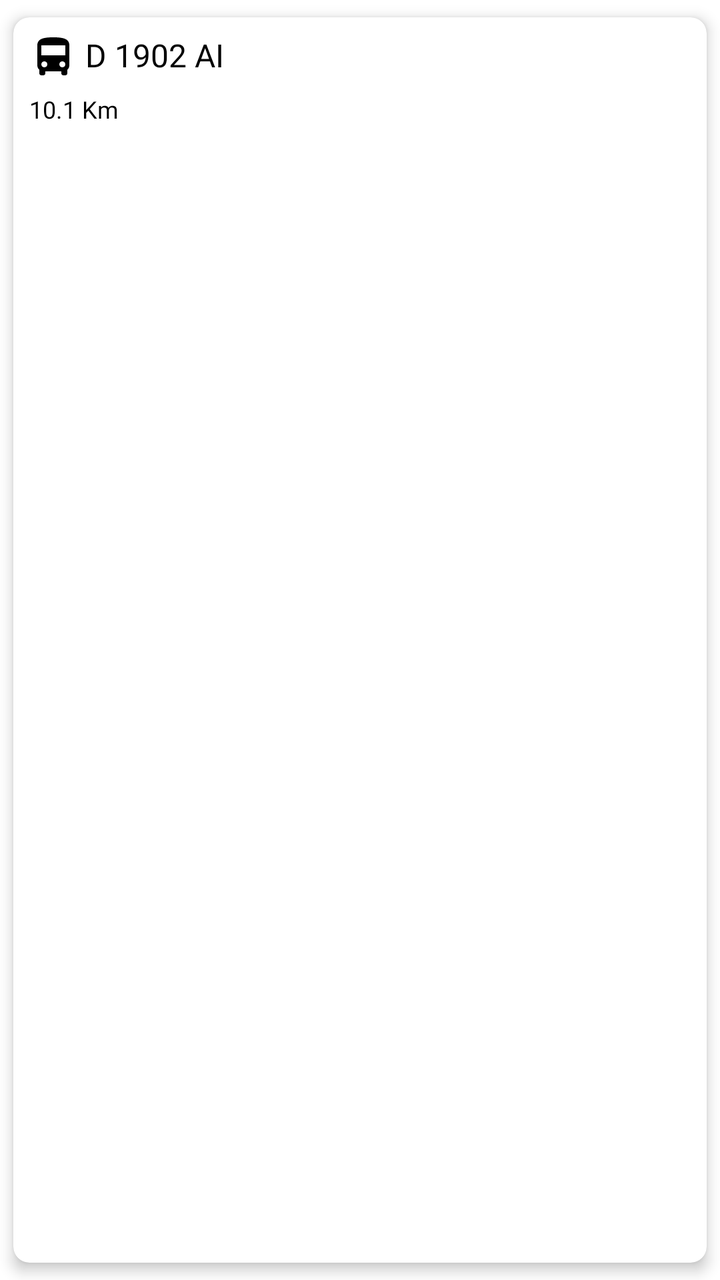
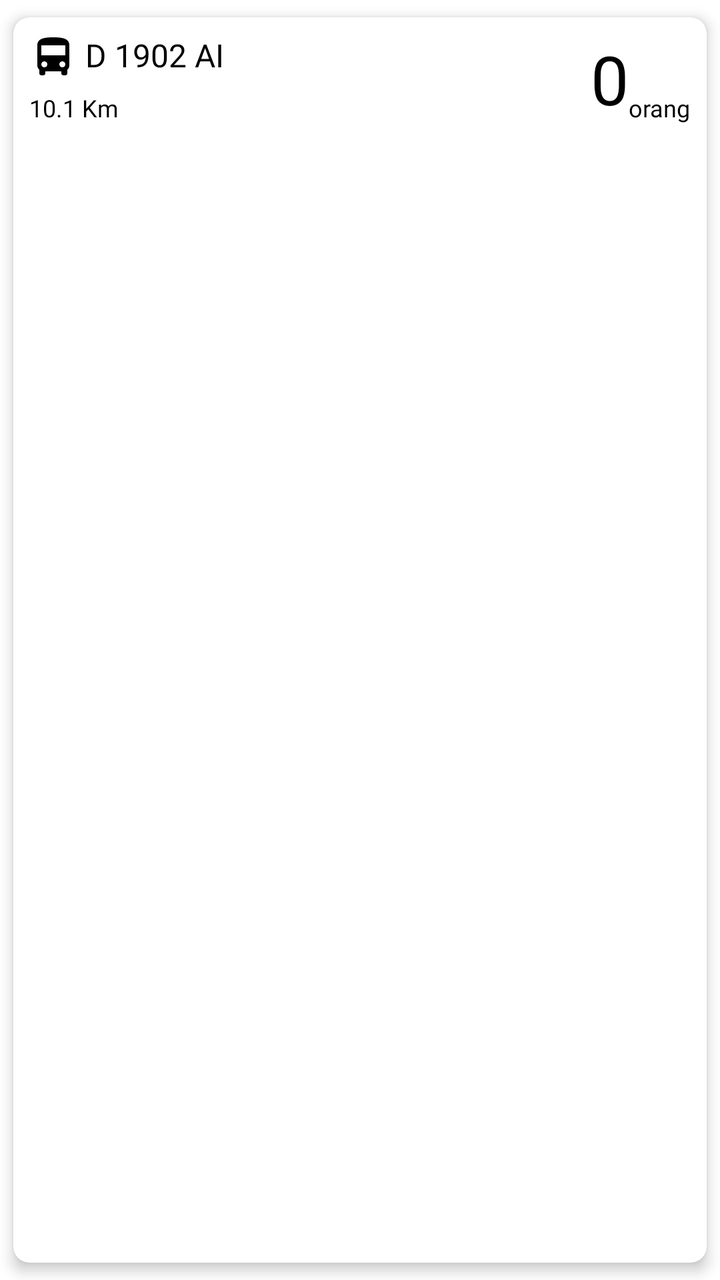

Two renders of the same Android screen: before a commit and after it. Below are the layout's source before the change and the commit's diff.
<!-- AndroidManifest.xml: application theme Theme.CustomerAngkot -->
<!-- res/layout/item_choose_angkot.xml -->
<?xml version="1.0" encoding="utf-8"?>
<com.google.android.material.card.MaterialCardView xmlns:android="http://schemas.android.com/apk/res/android"
    xmlns:app="http://schemas.android.com/apk/res-auto"
    xmlns:tools="http://schemas.android.com/tools"
    android:layout_width="match_parent"
    android:layout_height="wrap_content"
    android:layout_marginBottom="8dp"
    app:cardCornerRadius="8dp"
    app:cardElevation="4dp"
    app:cardUseCompatPadding="true"
    app:strokeColor="@android:color/transparent">

    <androidx.constraintlayout.widget.ConstraintLayout
        android:layout_width="match_parent"
        android:layout_height="wrap_content"
        android:padding="8dp">

        <TextView
            android:id="@+id/item_trayek_angkot"
            style="@style/textBold"
            android:layout_width="0dp"
            android:layout_height="wrap_content"
            android:layout_marginStart="4dp"
            android:text="D 1902 AI"
            android:textSize="16sp"
            app:layout_constraintStart_toEndOf="@+id/icon_bus_angkot"
            app:layout_constraintTop_toTopOf="parent" />

        <TextView
            android:id="@+id/text_distance_km"
            style="@style/textReguler"
            android:layout_width="wrap_content"
            android:layout_height="wrap_content"
            android:layout_marginTop="8dp"
            android:text="10.1 Km"
            android:textSize="12sp"
            app:layout_constraintStart_toStartOf="parent"
            app:layout_constraintTop_toBottomOf="@+id/item_trayek_angkot" />

        <ImageView
            android:id="@+id/icon_bus_angkot"
            android:layout_width="wrap_content"
            android:layout_height="wrap_content"
            app:tint="@color/black"
            app:layout_constraintStart_toStartOf="parent"
            app:layout_constraintTop_toTopOf="parent"
            app:srcCompat="@drawable/ic_bus_angkot" />

    </androidx.constraintlayout.widget.ConstraintLayout>
</com.google.android.material.card.MaterialCardView>
<!-- resources referenced by this layout -->
<resources>
  <color name="black">#FF000000</color>
  <!-- drawable ic_bus_angkot (drawable) -->
  <vector xmlns:android="http://schemas.android.com/apk/res/android" android:height="24dp" android:tint="#000000" android:viewportHeight="24" android:viewportWidth="24" android:width="24dp">
        
      <path android:fillColor="@android:color/white" android:pathData="M4,16c0,0.88 0.39,1.67 1,2.22L5,20c0,0.55 0.45,1 1,1h1c0.55,0 1,-0.45 1,-1v-1h8v1c0,0.55 0.45,1 1,1h1c0.55,0 1,-0.45 1,-1v-1.78c0.61,-0.55 1,-1.34 1,-2.22L20,6c0,-3.5 -3.58,-4 -8,-4s-8,0.5 -8,4v10zM7.5,17c-0.83,0 -1.5,-0.67 -1.5,-1.5S6.67,14 7.5,14s1.5,0.67 1.5,1.5S8.33,17 7.5,17zM16.5,17c-0.83,0 -1.5,-0.67 -1.5,-1.5s0.67,-1.5 1.5,-1.5 1.5,0.67 1.5,1.5 -0.67,1.5 -1.5,1.5zM18,11L6,11L6,6h12v5z"/>
      
  </vector>
  <style name="textBold">
          <item name="android:textColor">@color/black</item>
          <item name="android:fontFamily">@font/poppins_bold</item>
      </style>
  <style name="textReguler">
          <item name="android:textColor">@color/black</item>
          <item name="android:fontFamily">@font/poppins_regular</item>
      </style>
  <style name="Theme.CustomerAngkot" parent="Theme.MaterialComponents.Light.DarkActionBar">
          
          <item name="colorPrimary">@color/colorPrimary</item>
          <item name="colorPrimaryVariant">@android:color/white</item>
          <item name="colorOnPrimary">@color/white</item>
          
          <item name="colorSecondary">@color/teal_200</item>
          <item name="colorSecondaryVariant">@color/teal_700</item>
          <item name="colorOnSecondary">@color/black</item>
          
          <item name="android:statusBarColor">@color/colorPrimary</item>
          
          <item name="android:forceDarkAllowed" tools:ignore="NewApi">true</item>
      </style>
  <color name="colorPrimary">#004D61</color>
  <color name="white">#FFFFFFFF</color>
  <color name="teal_200">#FF03DAC5</color>
  <color name="teal_700">#FF018786</color>
</resources>

<!-- the commit's change to res/layout/item_choose_angkot.xml (unified diff, before → after) -->
@@ -31,11 +31,10 @@
             style="@style/textReguler"
             android:layout_width="wrap_content"
             android:layout_height="wrap_content"
-            android:layout_marginTop="8dp"
             android:text="10.1 Km"
             android:textSize="12sp"
-            app:layout_constraintStart_toStartOf="parent"
-            app:layout_constraintTop_toBottomOf="@+id/item_trayek_angkot" />
+            app:layout_constraintBottom_toBottomOf="parent"
+            app:layout_constraintStart_toStartOf="parent" />
 
         <ImageView
             android:id="@+id/icon_bus_angkot"
@@ -46,5 +45,27 @@
             app:layout_constraintTop_toTopOf="parent"
             app:srcCompat="@drawable/ic_bus_angkot" />
 
+        <TextView
+            android:id="@+id/sum_passenger_text"
+            style="@style/textBold"
+            android:layout_width="wrap_content"
+            android:layout_height="wrap_content"
+            android:text="0"
+            android:textSize="34sp"
+            app:layout_constraintBottom_toBottomOf="parent"
+            app:layout_constraintEnd_toStartOf="@+id/orang_text"
+            app:layout_constraintTop_toTopOf="parent"
+            app:layout_constraintVertical_bias="0.0" />
+
+        <TextView
+            android:id="@+id/orang_text"
+            style="@style/textReguler"
+            android:layout_width="wrap_content"
+            android:layout_height="wrap_content"
+            android:text="orang"
+            android:textSize="12sp"
+            app:layout_constraintBottom_toBottomOf="parent"
+            app:layout_constraintEnd_toEndOf="parent" />
+
     </androidx.constraintlayout.widget.ConstraintLayout>
 </com.google.android.material.card.MaterialCardView>
